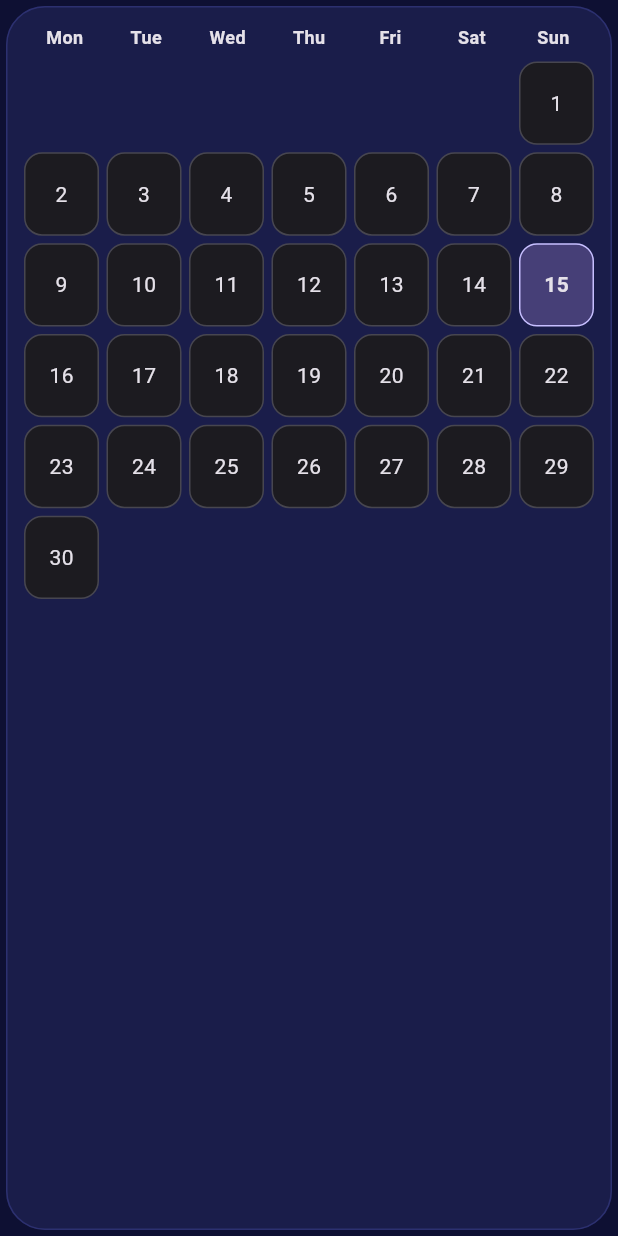
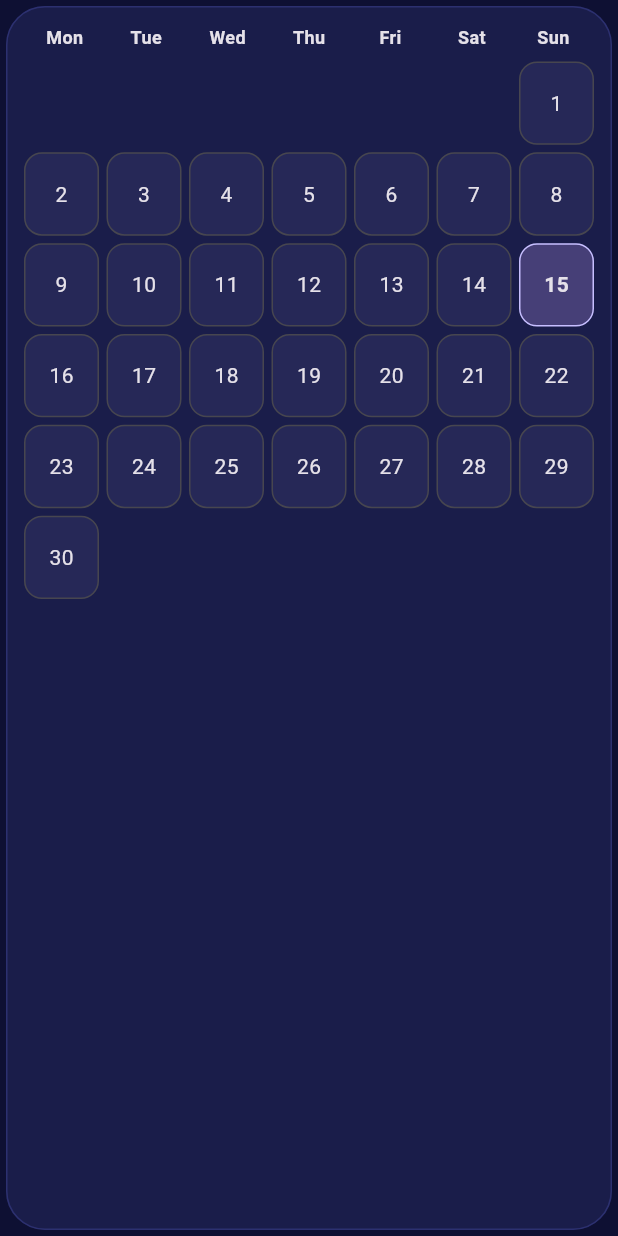
Before and after one commit to tylerelect/SpeechSpace, a Flutter app: the _MonthGrid widget shown alone on an empty page, opened directly with empty values, on a phone screen of 412 x 824 dp. Run offline on Flutter 3.47's test engine with Material 3 defaults, Android fonts, the phone set to English and light mode, and no system bars; our stand-ins replace audioplayers, shared_preferences, video_player; missing offline and left inert: record; accounts and stored records are empty.

Commit message:
Calendar: theme-tinted day cells (readable in dark Space theme)
Co-Authored-By: Claude Opus 5.5 <noreply@anthropic.com>

```diff
--- a/lib/screens/calendar_page.dart
+++ b/lib/screens/calendar_page.dart
@@ -208,7 +208,7 @@ class _WeekStrip extends StatelessWidget {
             margin: const EdgeInsets.all(3),
             padding: const EdgeInsets.symmetric(vertical: 10),
             decoration: BoxDecoration(
-              color: count != null ? scheme.primaryContainer : scheme.surfaceContainerLow,
+              color: count != null ? scheme.primaryContainer : scheme.primary.withValues(alpha: .07),
               borderRadius: BorderRadius.circular(12)),
             child: Column(children: [
               Text(DateFormat.E().format(day), style: const TextStyle(fontSize: 12, fontWeight: FontWeight.w700)),
@@ -257,7 +257,7 @@ class _MonthGrid extends StatelessWidget {
             onTap: () => onDay(date),
             borderRadius: BorderRadius.circular(12),
             child: Container(decoration: BoxDecoration(
-              color: isSelected ? scheme.primaryContainer : scheme.surfaceContainerLow,
+              color: isSelected ? scheme.primaryContainer : scheme.primary.withValues(alpha: .07),
               borderRadius: BorderRadius.circular(12),
               border: Border.all(color: isSelected ? scheme.primary : scheme.outlineVariant)),
               child: Column(mainAxisAlignment: MainAxisAlignment.center, children: [
```
